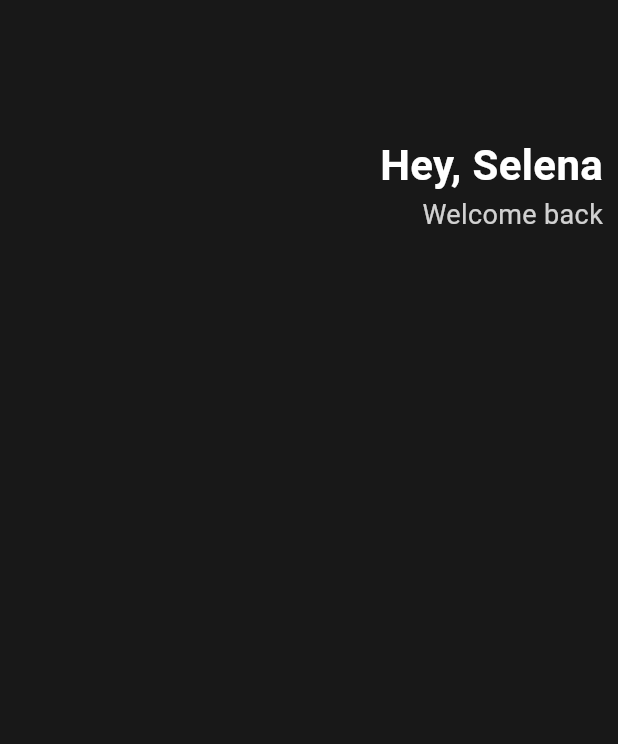
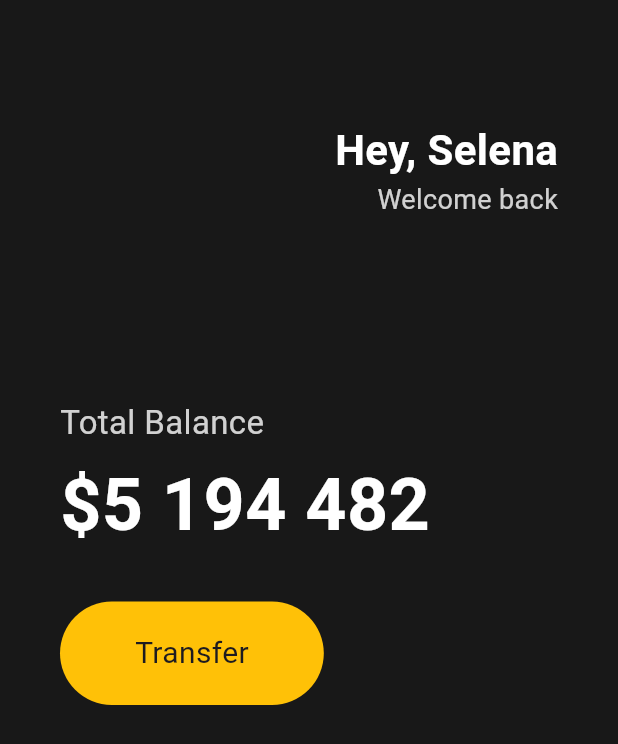
Before and after one commit to happy-yeachan/Flutter_Practice, a Flutter app: the screen it shows after launch, on a phone screen of 412 x 824 dp. Shown: the top 744 px of the screen. Run offline on Flutter 3.47's test engine with Material 3 defaults, Android fonts, the phone set to English and light mode, and no system bars.

Commit message:
Buttons Section

```diff
--- a/toonflix/lib/main.dart
+++ b/toonflix/lib/main.dart
@@ -18,8 +18,11 @@ class App extends StatelessWidget {
       home: Scaffold(
         backgroundColor: Color(0xFF181818),
         body: Padding(
-          padding: EdgeInsets.all(10),
+          padding: EdgeInsets.symmetric(
+            horizontal: 40,
+          ),
           child: Column(
+            crossAxisAlignment: CrossAxisAlignment.start,
             children: [
               SizedBox(
                 height: 80,
@@ -48,7 +51,53 @@ class App extends StatelessWidget {
                     ],
                   )
                 ],
-              )
+              ),
+              SizedBox(
+                height: 120,
+              ),
+              Text(
+                'Total Balance',
+                style: TextStyle(
+                  fontSize: 22,
+                  color: Colors.white.withOpacity(0.8),
+                ),
+              ),
+              SizedBox(
+                height: 5,
+              ),
+              Text(
+                '\$5 194 482',
+                style: TextStyle(
+                  fontSize: 48,
+                  fontWeight: FontWeight.w600,
+                  color: Colors.white,
+                ),
+              ),
+              SizedBox(
+                height: 30,
+              ),
+              Row(
+                children: [
+                  Container(
+                    decoration: BoxDecoration(
+                      color: Colors.amber,
+                      borderRadius: BorderRadius.circular(45),
+                    ),
+                    child: Padding(
+                      padding: EdgeInsets.symmetric(
+                        vertical: 20,
+                        horizontal: 50,
+                      ),
+                      child: Text(
+                        'Transfer',
+                        style: TextStyle(
+                          fontSize: 20,
+                        ),
+                      ),
+                    ),
+                  ),
+                ],
+              ),
             ],
           ),
         ),
```
